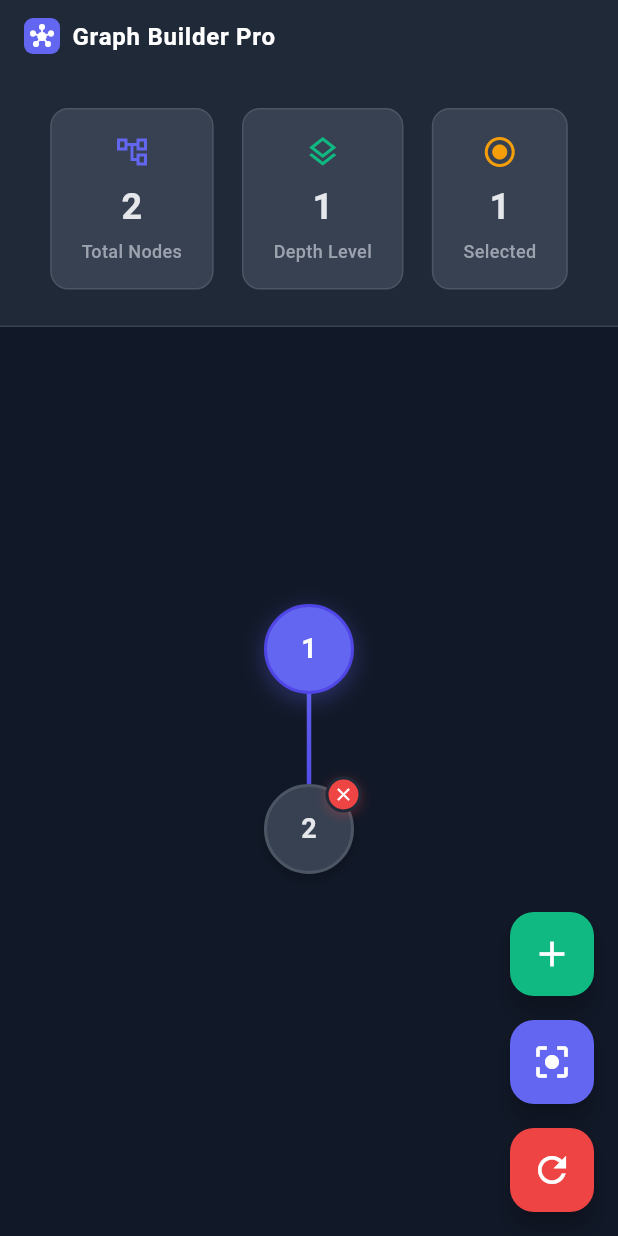
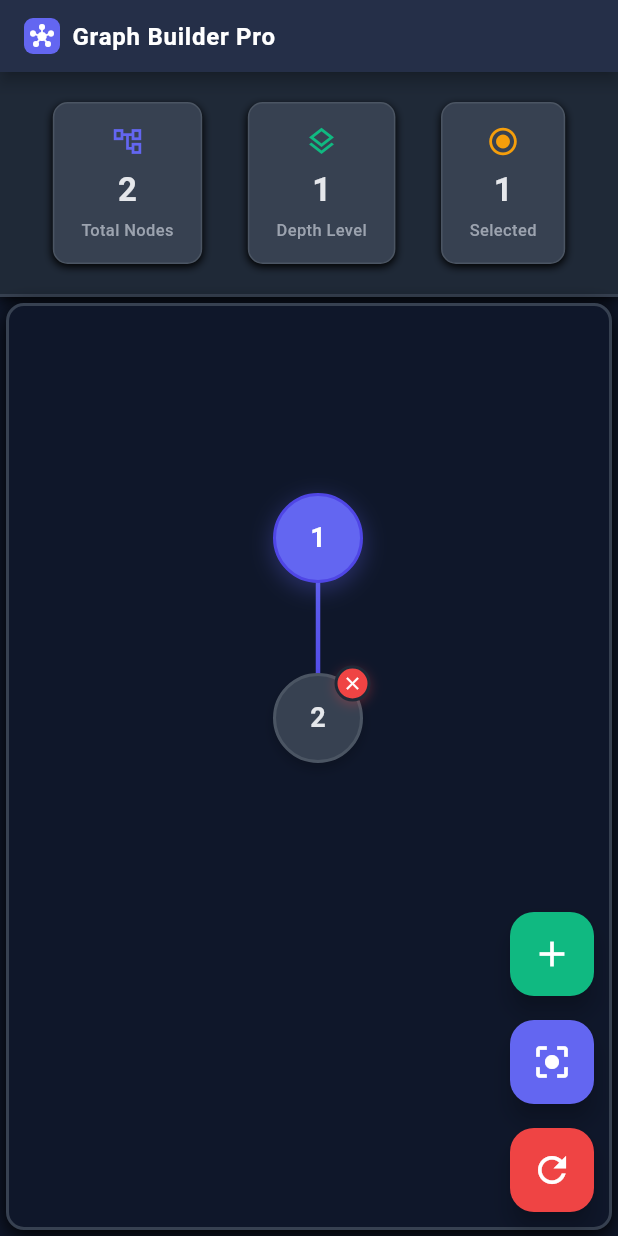
Before and after one commit to NIrmalpat3l/Graph-Builder, a Flutter app: the screen it shows after launch, after a tap on the "add" icon, on a phone screen of 412 x 824 dp. Run offline on Flutter 3.47's test engine with Material 3 defaults, Android fonts, the phone set to English and light mode, and no system bars.

Commit message:
Fixes : overrlapping issue

```diff
--- a/lib/graph_builder_screen.dart
+++ b/lib/graph_builder_screen.dart
@@ -188,18 +188,41 @@ class _GraphBuilderScreenState extends State<GraphBuilderScreen>
   }
 
   void _addNode() {
+    GraphNode? newNode;
     setState(() {
-      graphManager.addChildToSelected();
+      newNode = graphManager.addChildToSelected();
       _calculateNodePositions();
     });
 
     _animationController.reset();
     _animationController.forward();
 
-    // Auto-center view after adding node
+    // Focus on the newly added node instead of centering on root
+    if (newNode != null) {
       WidgetsBinding.instance.addPostFrameCallback((_) {
-      _centerOnRootNode();
+        _focusOnNode(newNode!);
       });
+    }
+  }
+
+  void _focusOnNode(GraphNode node) {
+    final nodePosition = nodePositions[node.id];
+    if (nodePosition != null && mounted) {
+      try {
+        final screenWidth = MediaQuery.of(context).size.width;
+        final screenHeight = MediaQuery.of(context).size.height;
+
+        // Calculate the offset to center the specific node on screen
+        final translateX = screenWidth / 2 - nodePosition.dx;
+        final translateY = screenHeight / 3 - nodePosition.dy;
+
+        _transformationController.value = Matrix4.identity()
+          ..translate(translateX, translateY);
+      } catch (e) {
+        // If MediaQuery fails, don't focus
+        print('Could not focus on node: $e');
+      }
+    }
   }
 
   void _deleteNode(GraphNode node) {
@@ -208,10 +231,7 @@ class _GraphBuilderScreenState extends State<GraphBuilderScreen>
       _calculateNodePositions();
     });
 
-    // Auto-center view after deleting node
-    WidgetsBinding.instance.addPostFrameCallback((_) {
-      _centerOnRootNode();
-    });
+    // Don't auto-center after deleting - let user manually center if needed
   }
 
   void _selectNode(GraphNode node) {
@@ -341,14 +361,21 @@ class _GraphBuilderScreenState extends State<GraphBuilderScreen>
 
   Widget _buildProfessionalInfoCard(String value, String label, IconData icon, Color accentColor) {
     return Container(
-      padding: const EdgeInsets.symmetric(horizontal: 20, vertical: 16),
+      padding: const EdgeInsets.symmetric(horizontal: 18, vertical: 14),
       decoration: BoxDecoration(
         color: const Color(0xFF374151),
-        borderRadius: BorderRadius.circular(12),
+        borderRadius: BorderRadius.circular(10),
         border: Border.all(
           color: const Color(0xFF4B5563),
           width: 1,
         ),
+        boxShadow: const [
+          BoxShadow(
+            color: Color(0xFF000000),
+            blurRadius: 4,
+            offset: Offset(0, 2),
+          ),
+        ],
       ),
       child: Column(
         mainAxisSize: MainAxisSize.min,
@@ -356,22 +383,22 @@ class _GraphBuilderScreenState extends State<GraphBuilderScreen>
           Icon(
             icon,
             color: accentColor,
-            size: 24,
+            size: 22,
           ),
-          const SizedBox(height: 8),
+          const SizedBox(height: 6),
           Text(
             value,
             style: const TextStyle(
-              fontSize: 24,
+              fontSize: 22,
               fontWeight: FontWeight.w700,
               color: Color(0xFFE5E7EB),
             ),
           ),
-          const SizedBox(height: 4),
+          const SizedBox(height: 3),
           Text(
             label,
             style: const TextStyle(
-              fontSize: 12,
+              fontSize: 11,
               color: Color(0xFF9CA3AF),
               fontWeight: FontWeight.w500,
             ),
@@ -392,7 +419,7 @@ class _GraphBuilderScreenState extends State<GraphBuilderScreen>
   @override
   Widget build(BuildContext context) {
     return Scaffold(
-      backgroundColor: const Color(0xFF111827),
+      backgroundColor: const Color(0xFF0F172A), // Even darker background for better separation
       appBar: AppBar(
         toolbarHeight: 48, // Make AppBar smaller
         title: Row(
@@ -423,23 +450,31 @@ class _GraphBuilderScreenState extends State<GraphBuilderScreen>
           ],
         ),
         backgroundColor: const Color(0xFF1F2937),
-        elevation: 0,
+        elevation: 4, // Add elevation for separation
+        shadowColor: const Color(0xFF000000),
         systemOverlayStyle: SystemUiOverlayStyle.light,
       ),
       body: Column(
         children: [
-          // Professional Info panel
+          // Professional Info panel - Fixed header
           Container(
             width: double.infinity,
-            padding: const EdgeInsets.all(24),
+            padding: const EdgeInsets.all(20),
             decoration: const BoxDecoration(
               color: Color(0xFF1F2937),
               border: Border(
                 bottom: BorderSide(
                   color: Color(0xFF374151),
-                  width: 1,
+                  width: 2,
                 ),
               ),
+              boxShadow: [
+                BoxShadow(
+                  color: Color(0xFF000000),
+                  blurRadius: 8,
+                  offset: Offset(0, 2),
+                ),
+              ],
             ),
             child: Row(
               mainAxisAlignment: MainAxisAlignment.spaceAround,
@@ -465,11 +500,28 @@ class _GraphBuilderScreenState extends State<GraphBuilderScreen>
               ],
             ),
           ),
-          // Enhanced Graph area
+          // Canvas area - Clearly separated and contained
           Expanded(
             child: Container(
               width: double.infinity,
-              color: const Color(0xFF111827), // Professional dark background
+              margin: const EdgeInsets.all(4), // Small margin for visual separation
+              decoration: BoxDecoration(
+                color: const Color(0xFF0F172A), // Darker canvas background
+                borderRadius: BorderRadius.circular(12),
+                border: Border.all(
+                  color: const Color(0xFF374151),
+                  width: 2,
+                ),
+                boxShadow: const [
+                  BoxShadow(
+                    color: Color(0xFF000000),
+                    blurRadius: 12,
+                    offset: Offset(0, 4),
+                  ),
+                ],
+              ),
+              child: ClipRRect(
+                borderRadius: BorderRadius.circular(10), // Clip content to border radius
                 child: InteractiveViewer(
                   transformationController: _transformationController,
                   boundaryMargin: EdgeInsets.zero,
@@ -478,13 +530,12 @@ class _GraphBuilderScreenState extends State<GraphBuilderScreen>
                   constrained: false,
                   panEnabled: true,
                   scaleEnabled: true,
-                clipBehavior: Clip.none,
-                // Create unlimited canvas by making it extremely large
+                  clipBehavior: Clip.hardEdge, // Restrict graph to canvas only
                   child: SizedBox(
                     width: 20000, // Very large fixed width for unlimited scrolling
                     height: 20000, // Very large fixed height for unlimited scrolling
                     child: Stack(
-                    clipBehavior: Clip.none,
+                      clipBehavior: Clip.hardEdge, // Prevent overflow outside canvas
                       children: [
                         // Draw connections
                         CustomPaint(
@@ -497,6 +548,7 @@ class _GraphBuilderScreenState extends State<GraphBuilderScreen>
                         // Draw nodes
                         ..._buildAllNodes(graphManager.rootNode),
                       ],
+                    ),
                   ),
                 ),
               ),
@@ -528,6 +580,7 @@ class _GraphBuilderScreenState extends State<GraphBuilderScreen>
             foregroundColor: Colors.white,
             elevation: 6,
             heroTag: 'center',
+            tooltip: 'Center on Root Node',
             child: const Icon(Icons.center_focus_strong, size: 28),
           ),
           const SizedBox(height: 16),
```
Lines whose indentation alone changed are shown as unchanged.
